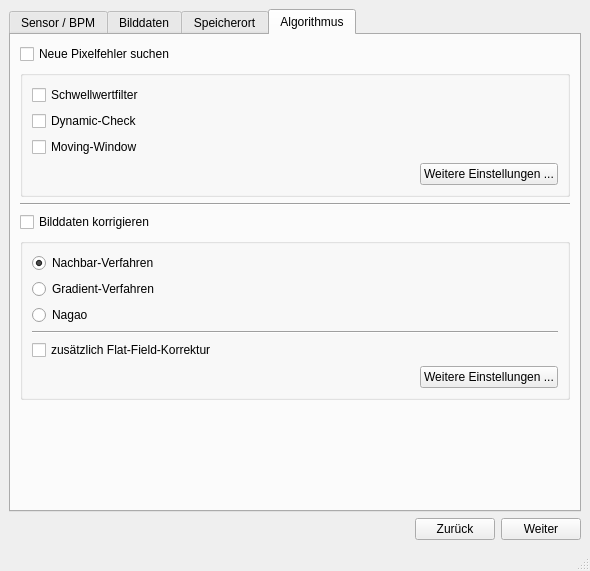
TrandyAndy/Bad-Pixel, file main/resources/base/badPixelMainWindow.ui: the form before one commit.
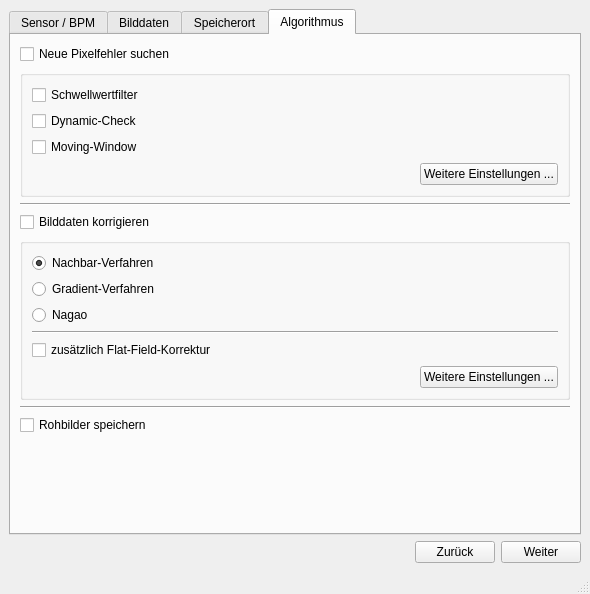
The form after the commit. The open tabs and pages were chosen to show the change.

```diff
--- a/main/resources/base/badPixelMainWindow.ui
+++ b/main/resources/base/badPixelMainWindow.ui
@@ -7,7 +7,7 @@
     <x>0</x>
     <y>0</y>
     <width>590</width>
-    <height>571</height>
+    <height>594</height>
    </rect>
   </property>
   <property name="mouseTracking">
@@ -426,6 +426,20 @@
             </layout>
            </widget>
           </item>
+          <item>
+           <widget class="Line" name="line_3">
+            <property name="orientation">
+             <enum>Qt::Horizontal</enum>
+            </property>
+           </widget>
+          </item>
+          <item>
+           <widget class="QCheckBox" name="checkBoxRohbilderSpeichern">
+            <property name="text">
+             <string>Rohbilder speichern</string>
+            </property>
+           </widget>
+          </item>
           <item>
            <spacer name="verticalSpacer">
             <property name="orientation">
```
Left out of the diff: 2 changed lines with no effect on the pictures.
